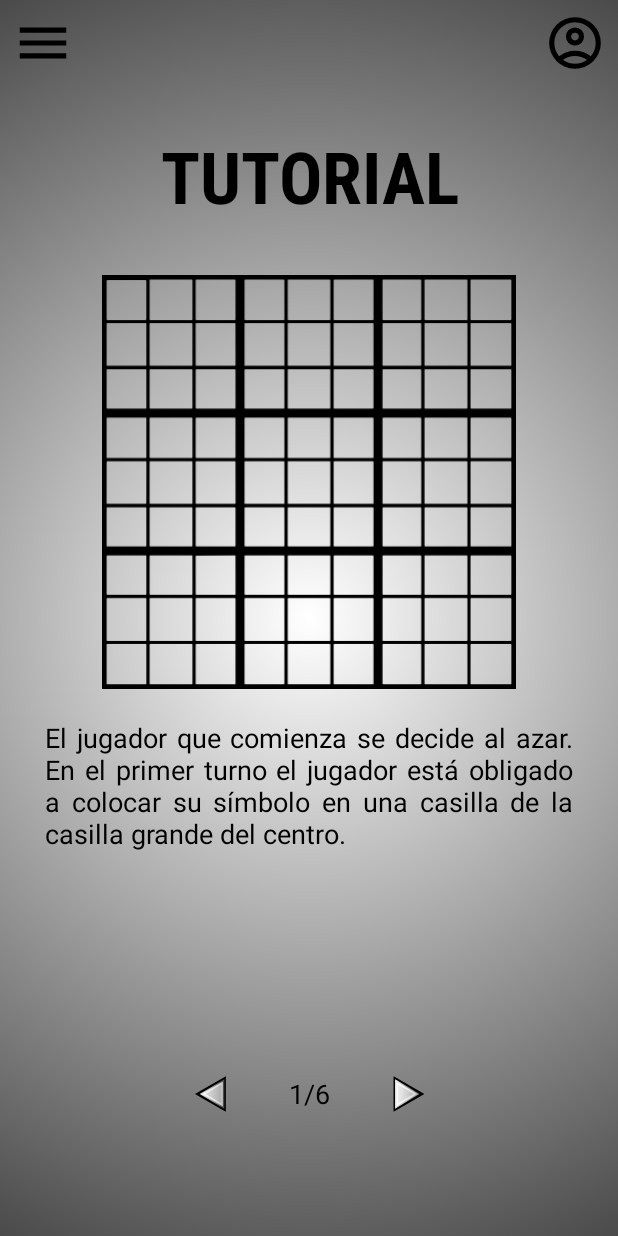
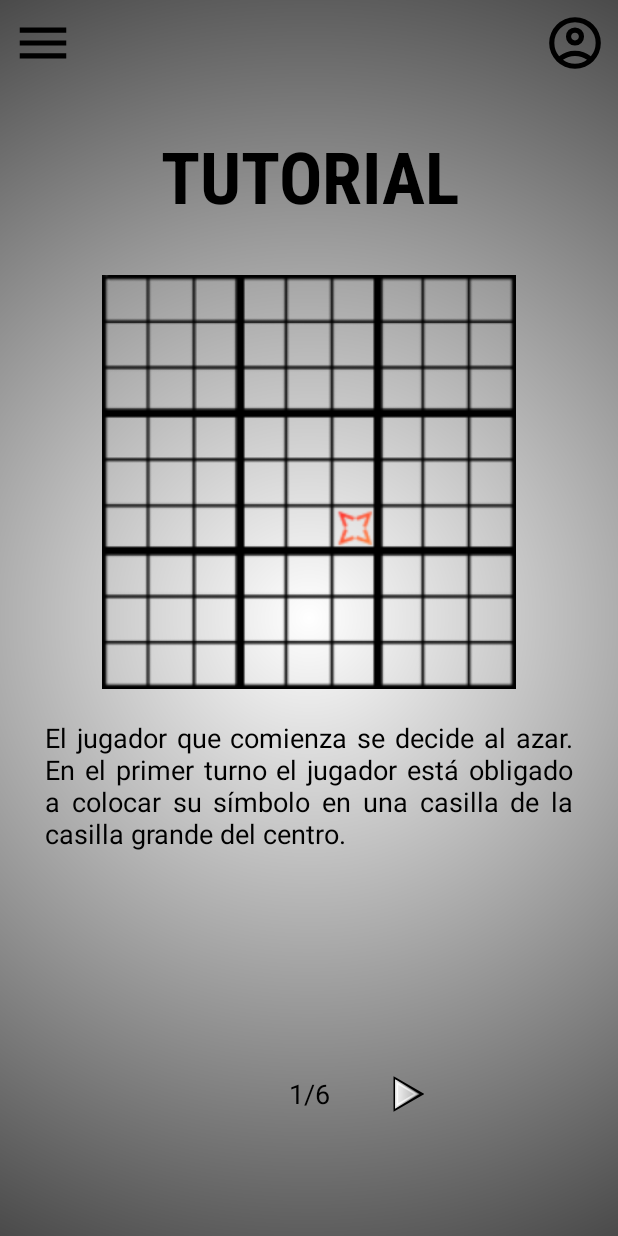
Before and after one commit to EdrhianValerioITICB/KotlinApp3TEX, an Android app: the layout view_tutorial_1.xml on its own in the app's theme, with its tools: preview values and no code run, on a phone screen of 412 x 824 dp. Run offline under Robolectric (Android 15) with nearby library versions, the phone set to English and light mode, and no system bars.

Commit message:
Update tutorial views

```diff
--- a/app/src/main/res/layout/view_tutorial_1.xml
+++ b/app/src/main/res/layout/view_tutorial_1.xml
@@ -47,7 +47,7 @@
         app:layout_constraintHorizontal_bias="0.495"
         app:layout_constraintStart_toStartOf="parent"
         app:layout_constraintTop_toBottomOf="@+id/tv_title"
-        app:srcCompat="@drawable/table" />
+        app:srcCompat="@drawable/img_tutorial_one" />
 
     <TextView
         android:id="@+id/tv_tutorial_body"
@@ -71,16 +71,6 @@
         app:layout_constraintStart_toStartOf="parent" />
 
     <ImageButton
-        android:id="@+id/ib_back"
-        style="@style/BackButton"
-        android:layout_width="wrap_content"
-        android:layout_marginEnd="41dp"
-        android:layout_marginBottom="82dp"
-        app:layout_constraintBottom_toBottomOf="parent"
-        app:layout_constraintEnd_toStartOf="@+id/tv_page"
-        app:srcCompat="@drawable/ic_btn_back" />
-
-    <ImageButton
         android:id="@+id/ib_foward"
         style="@style/BackButton"
         android:layout_width="wrap_content"
--- a/app/src/main/res/layout/view_tutorial_2.xml
+++ b/app/src/main/res/layout/view_tutorial_2.xml
@@ -47,7 +47,7 @@
         app:layout_constraintHorizontal_bias="0.495"
         app:layout_constraintStart_toStartOf="parent"
         app:layout_constraintTop_toBottomOf="@+id/tv_title"
-        app:srcCompat="@drawable/table" />
+        app:srcCompat="@drawable/img_tutorial_two" />
 
     <TextView
         android:id="@+id/tv_tutorial_body"
--- a/app/src/main/res/layout/view_tutorial_3.xml
+++ b/app/src/main/res/layout/view_tutorial_3.xml
@@ -47,7 +47,7 @@
         app:layout_constraintHorizontal_bias="0.495"
         app:layout_constraintStart_toStartOf="parent"
         app:layout_constraintTop_toBottomOf="@+id/tv_title"
-        app:srcCompat="@drawable/table" />
+        app:srcCompat="@drawable/img_tutorial_three" />
 
     <TextView
         android:id="@+id/tv_tutorial_body"
--- a/app/src/main/res/layout/view_tutorial_4.xml
+++ b/app/src/main/res/layout/view_tutorial_4.xml
@@ -47,7 +47,7 @@
         app:layout_constraintHorizontal_bias="0.495"
         app:layout_constraintStart_toStartOf="parent"
         app:layout_constraintTop_toBottomOf="@+id/tv_title"
-        app:srcCompat="@drawable/table" />
+        app:srcCompat="@drawable/img_tutorial_four" />
 
     <TextView
         android:id="@+id/tv_tutorial_body"
--- a/app/src/main/res/layout/view_tutorial_5.xml
+++ b/app/src/main/res/layout/view_tutorial_5.xml
@@ -47,7 +47,7 @@
         app:layout_constraintHorizontal_bias="0.495"
         app:layout_constraintStart_toStartOf="parent"
         app:layout_constraintTop_toBottomOf="@+id/tv_title"
-        app:srcCompat="@drawable/table" />
+        app:srcCompat="@drawable/img_tutorial_five" />
 
     <TextView
         android:id="@+id/tv_tutorial_body"
--- a/app/src/main/res/layout/view_tutorial_6.xml
+++ b/app/src/main/res/layout/view_tutorial_6.xml
@@ -47,7 +47,7 @@
         app:layout_constraintHorizontal_bias="0.495"
         app:layout_constraintStart_toStartOf="parent"
         app:layout_constraintTop_toBottomOf="@+id/tv_title"
-        app:srcCompat="@drawable/table" />
+        app:srcCompat="@drawable/img_tutorial_six" />
 
     <TextView
         android:id="@+id/tv_tutorial_body"
```
Also changed, not shown: app/src/main/res/drawable/img_tutorial_five.png (added), app/src/main/res/drawable/img_tutorial_four.png (added), app/src/main/res/drawable/img_tutorial_one.png (added), app/src/main/res/drawable/img_tutorial_six.png (added), app/src/main/res/drawable/img_tutorial_three.png (added), app/src/main/res/drawable/img_tutorial_two.png (added).
